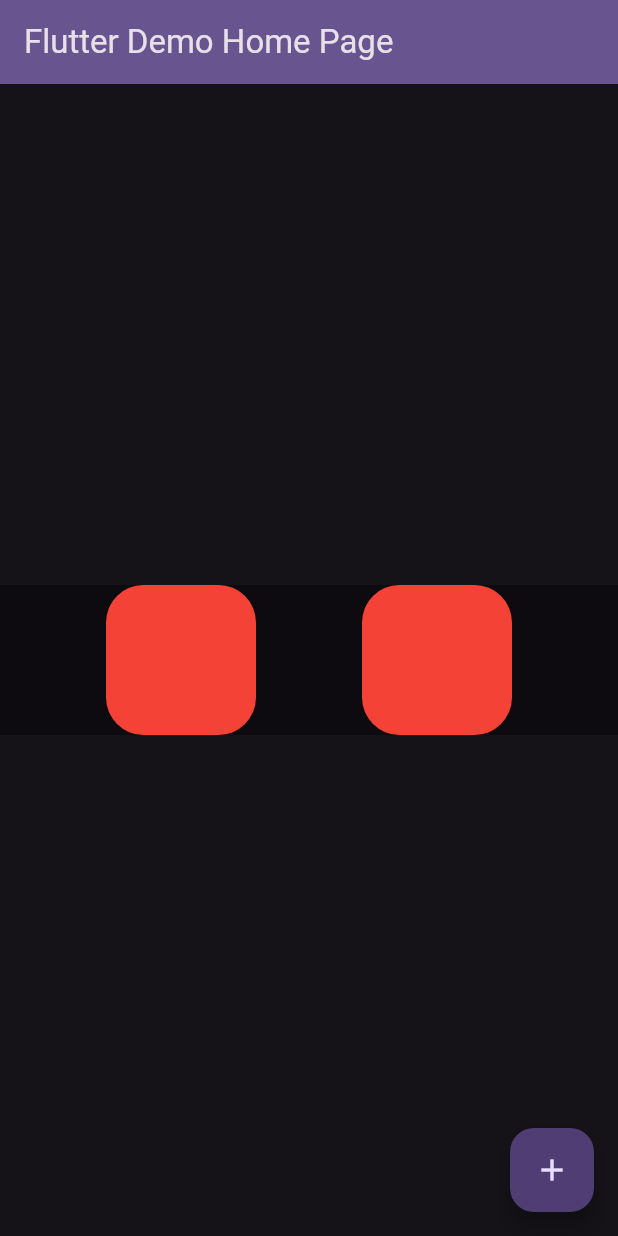
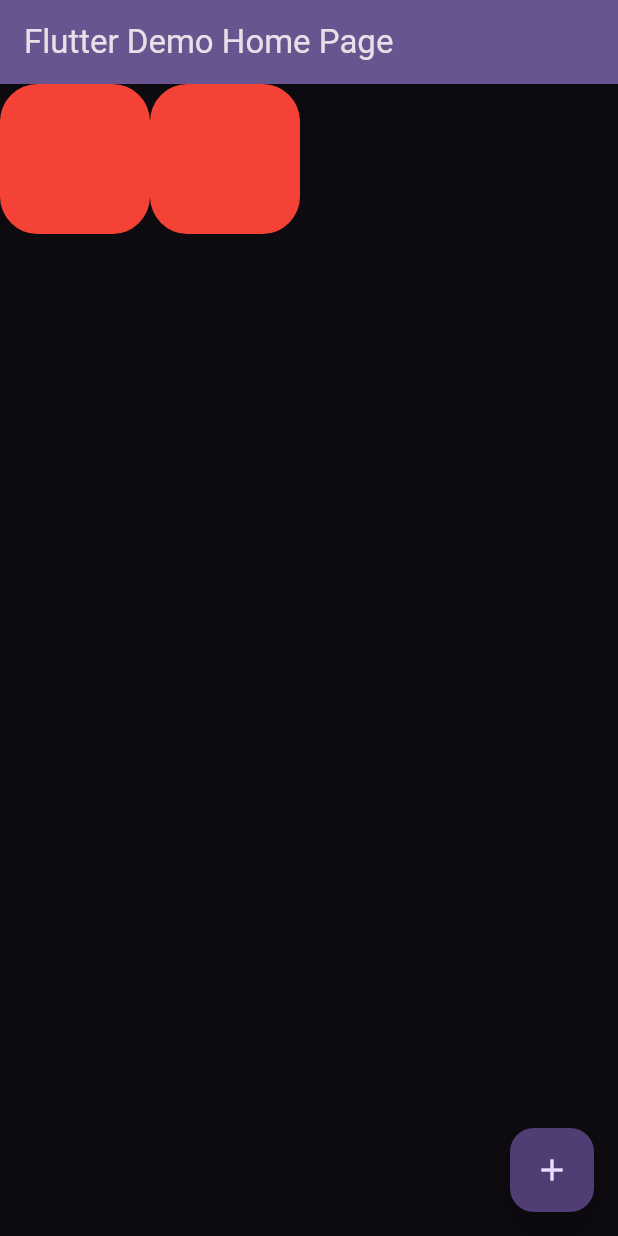
Before and after one commit to DhananjayaBandara/flutterApplication, a Flutter app: the screen it shows after launch, on a phone screen of 412 x 824 dp. Run offline on Flutter 3.47's test engine with Material 3 defaults, Android fonts, the phone set to English and light mode, and no system bars.

Commit message:
Cross axis alignment in Row

```diff
--- a/flutter_app/lib/main.dart
+++ b/flutter_app/lib/main.dart
@@ -103,8 +103,9 @@ class _MyHomePageState extends State<MyHomePage> {
         // in the middle of the parent.
         child: Container(
           color: Colors.black38,
+          height: double.infinity,
           child: Row(
-            mainAxisAlignment: MainAxisAlignment.spaceEvenly,
+            crossAxisAlignment: CrossAxisAlignment.start,
             children: [
               Container(
                 height: 100.0,
```
